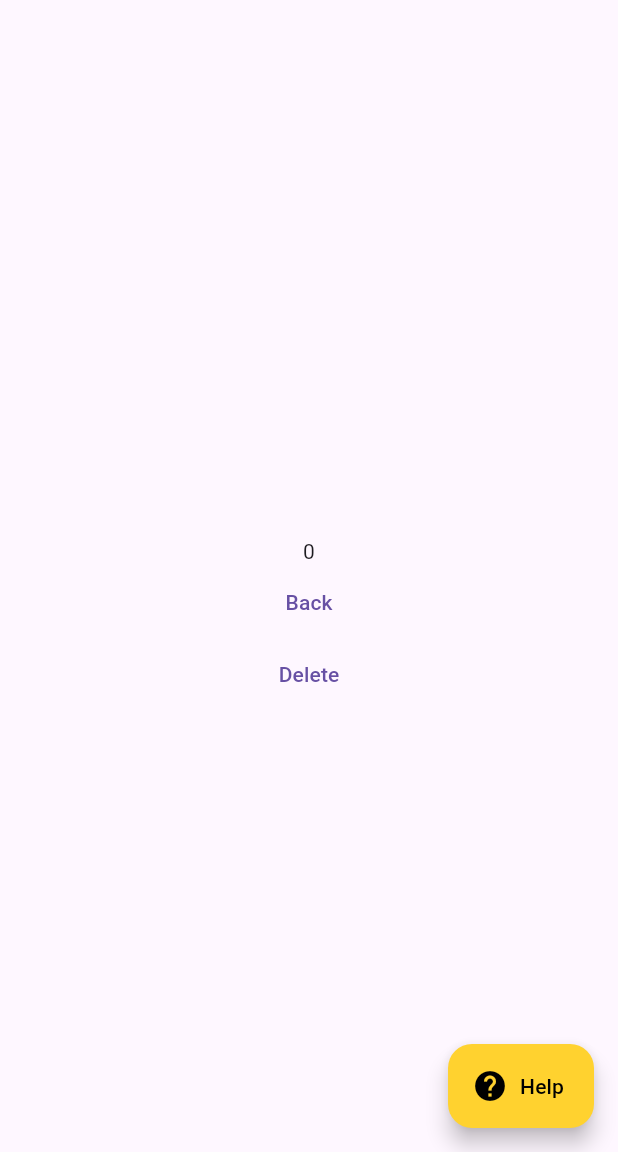
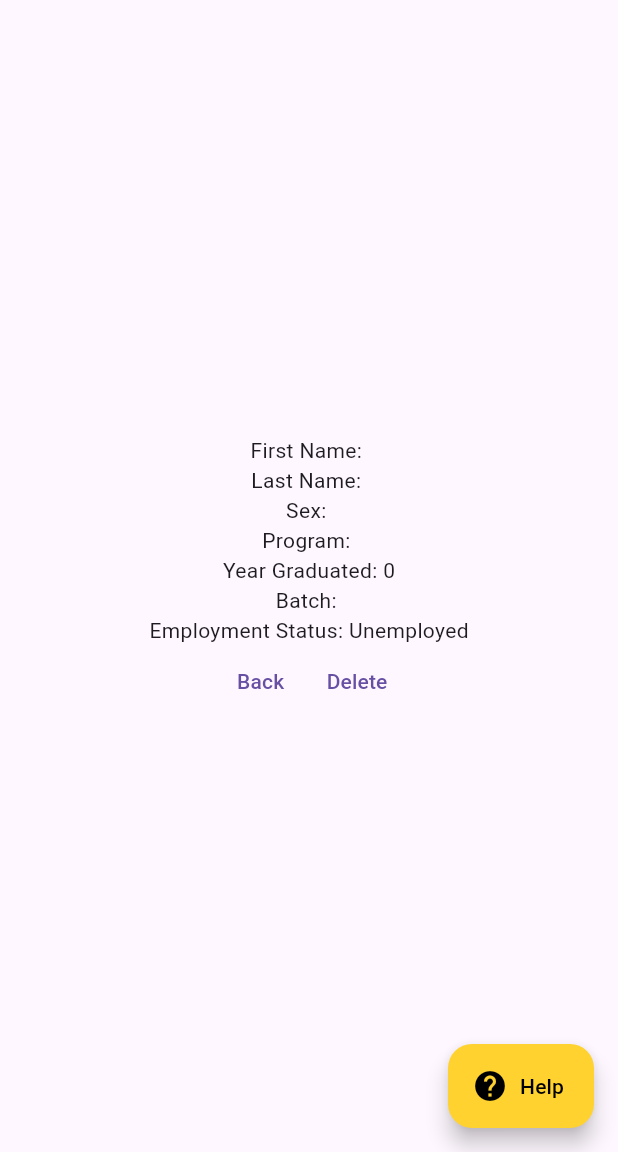
Before and after one commit to SirRamNick/admin, a Flutter app: the ProfilePage screen opened directly with empty values, on a phone screen of 412 x 824 dp, the part 84-1236 px from its top. Run offline on Flutter 3.47's test engine with Material 3 defaults, Android fonts, the phone set to English and light mode, and no system bars; our stand-ins replace cloud_firestore, firebase_core; accounts and stored records are empty; statements that could not run were skipped.

```diff
--- a/lib/pages/profile_page.dart
+++ b/lib/pages/profile_page.dart
@@ -3,19 +3,16 @@ import 'package:admin_app/components/admin_drawer.dart';
 import 'package:admin_app/components/admin_floatingbutton.dart';
 import 'package:admin_app/components/page_transition.dart';
 import 'package:admin_app/pages/home_page.dart';
+import 'package:admin_app/services/firebase.dart';
+import 'package:cloud_firestore/cloud_firestore.dart';
 import 'package:flutter/material.dart';
 
 class ProfilePage extends StatefulWidget {
-  final String firstName;
-  final String lastName;
-  final String program;
-  final int yearGraduated;
+  final DocumentSnapshot document;
+
   const ProfilePage({
     super.key,
-    required this.firstName,
-    required this.lastName,
-    required this.program,
-    required this.yearGraduated,
+    required this.document,
   });
 
   @override
@@ -23,19 +20,29 @@ class ProfilePage extends StatefulWidget {
 }
 
 class _ProfilePageState extends State<ProfilePage> {
+  FirestoreService alumniBase = FirestoreService();
+
+  late final DocumentSnapshot doc;
   late final String firstName;
   late final String lastName;
+  late final String sex;
   late final String program;
   late final int yearGraduated;
+  late final String batch;
+  late final String employmentStatus;
 
   @override
   void initState() {
     // TODO: implement initState
     super.initState();
-    firstName = widget.firstName;
-    lastName = widget.lastName;
-    program = widget.program;
-    yearGraduated = widget.yearGraduated;
+    doc = widget.document;
+    firstName = doc['first_name'];
+    lastName = doc['last_name'];
+    sex = doc['sex'];
+    program = doc['program'];
+    yearGraduated = doc['year_graduated'];
+    batch = doc['batch'];
+    employmentStatus = doc['employment_status'] == true ? 'Employed' : 'Unemployed';
   }
 
   @override
@@ -47,10 +54,16 @@ class _ProfilePageState extends State<ProfilePage> {
         child: Column(
           mainAxisAlignment: MainAxisAlignment.center,
           children: [
-            Text(firstName),
-            Text(lastName),
-            Text(program),
-            Text('$yearGraduated'),
+            Text("First Name: $firstName"),
+            Text("Last Name: $lastName"),
+            Text("Sex: $sex"),
+            Text("Program: $program"),
+            Text("Year Graduated: $yearGraduated"),
+            Text("Batch: $batch"),
+            Text("Employment Status: $employmentStatus"),
+            Row(
+              mainAxisAlignment: MainAxisAlignment.center,
+              children: [
                 TextButton(
                   onPressed: () => Navigator.pushReplacement(
                     context,
@@ -64,7 +77,7 @@ class _ProfilePageState extends State<ProfilePage> {
                     builder: (context) {
                       return AlertDialog(
                         title: Text("Confim Delete?"),
-                    content: Text("Are you sure you wanted to delete $firstName $lastName from the database?"),
+                        content: Text("Are you sure you wanted to delete '$firstName $lastName' from the database?"),
                         actions: [
                           TextButton(
                             child: Text("Cancel"),
@@ -75,8 +88,8 @@ class _ProfilePageState extends State<ProfilePage> {
                           TextButton(
                             child: Text("Yes"),
                             onPressed: () {
-                          // TODO: Make the deletion work huehue
                               Navigator.of(context).pop();
+                              alumniBase.deleteAlumnus(doc.id);
                               Navigator.pushReplacement(
                                 context,
                                 instantTransitionTo(HomePage())
@@ -91,6 +104,8 @@ class _ProfilePageState extends State<ProfilePage> {
                 ),
               ],
             ),
+          ],
+        ),
       ),
       floatingActionButton: adminFloatingActionButton(context),
     );
--- a/lib/pages/statistics_page.dart
+++ b/lib/pages/statistics_page.dart
@@ -1,7 +1,5 @@
 import 'package:admin_app/components/admin_appbar.dart';
 import 'package:admin_app/components/admin_drawer.dart';
-import 'package:admin_app/components/page_transition.dart';
-import 'package:admin_app/pages/home_page.dart';
 import 'package:flutter/material.dart';
 
 class StatisticsPage extends StatefulWidget {
--- a/lib/services/firebase.dart
+++ b/lib/services/firebase.dart
@@ -31,6 +31,9 @@ class FirestoreService {
     });
   }
 
+  // Read
+  Future getAlumnus(String docID) => alumni.doc(docID).get();
+
   // Delete
   Future deleteAlumnus(String? docID) => alumni.doc(docID).delete();
 }
```
Also changed, not shown: lib/components/home_floatingbutton.dart (added, +28 -0 lines), lib/pages/home_page.dart (+63 -27 lines). Lines whose indentation alone changed are shown as unchanged.
